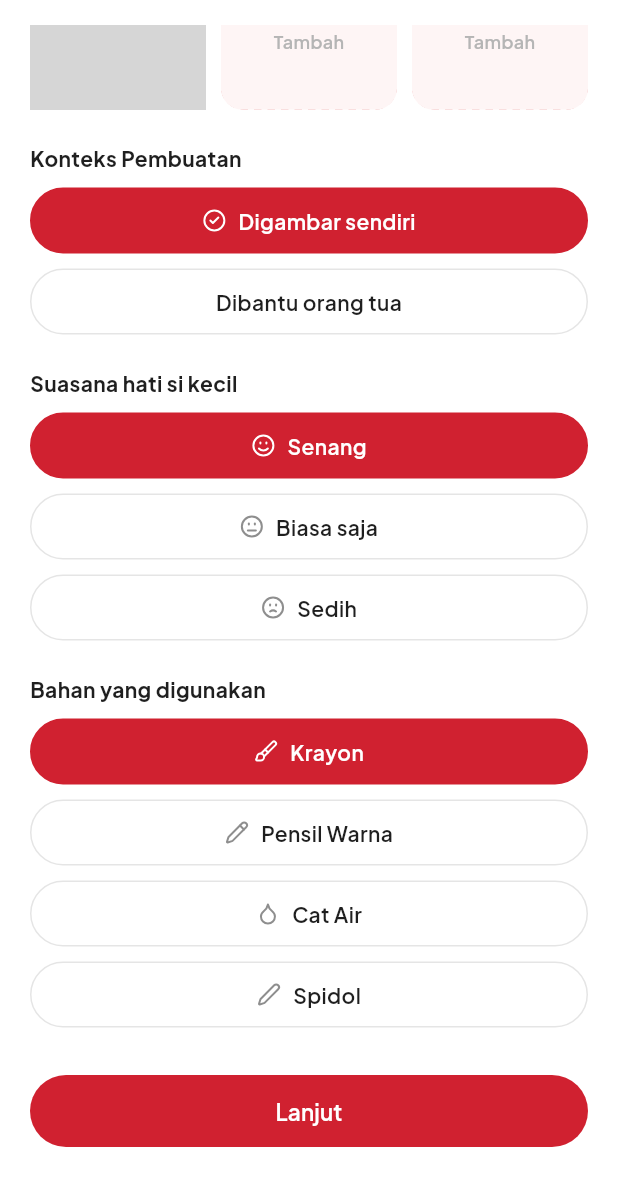
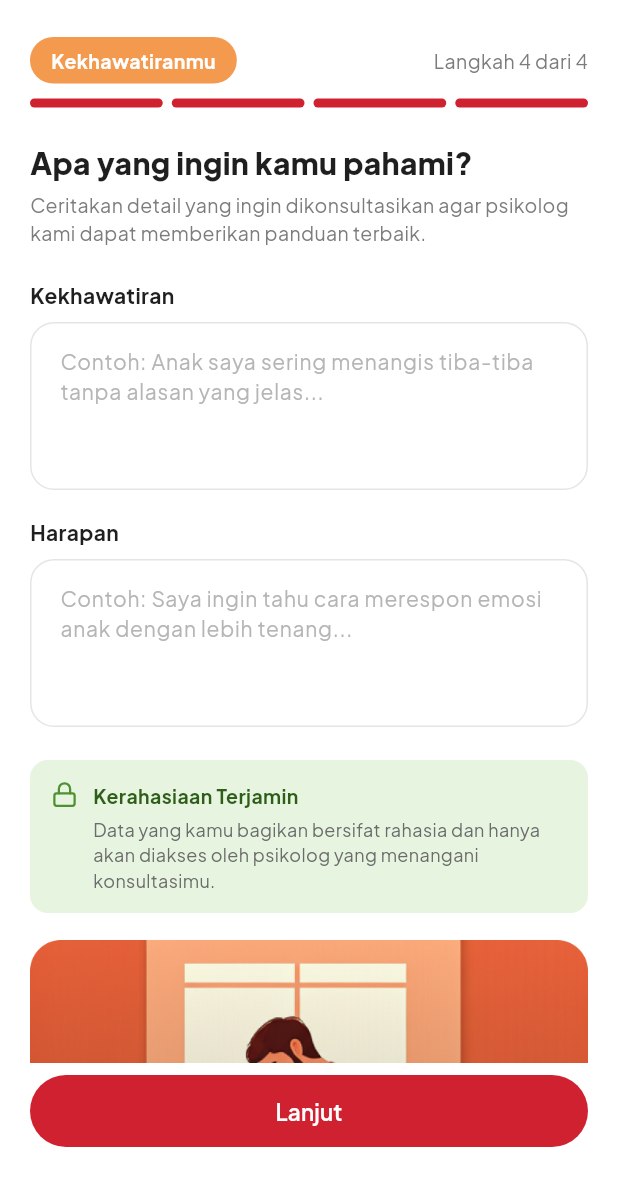
Before and after one commit to nadialvy/kello, a Flutter app: the ArtworkUploadPage screen opened directly, scrolled down 208 dp, after a tap on "Lanjut", on a phone screen of 412 x 824 dp, the part 59-1236 px from its top. Run offline on Flutter 3.47's test engine with Material 3 defaults, Android fonts, the phone set to English and light mode, and no system bars; our stand-ins replace lucide_icons_flutter; grey boxes are pictures that could not be loaded.

Commit message:
feat: step 4 of scribble soul

```diff
--- a/lib/features/scribble_soul/intake/artwork_upload_page.dart
+++ b/lib/features/scribble_soul/intake/artwork_upload_page.dart
@@ -3,6 +3,7 @@ import 'package:lucide_icons_flutter/lucide_icons.dart';
 
 import '../../../shared/theme/app_colors.dart';
 import '../../../shared/widgets/primary_button.dart';
+import 'concerns_page.dart';
 import 'widgets/icon_choice_pill.dart';
 import 'widgets/step_progress.dart';
 import 'widgets/upload_slot.dart';
@@ -189,7 +190,13 @@ class _ArtworkUploadPageState extends State<ArtworkUploadPage> {
               padding: const EdgeInsets.fromLTRB(20, 8, 20, 20),
               child: PrimaryButton(
                 label: 'Lanjut',
-                onPressed: () {},
+                onPressed: () {
+                  Navigator.of(context).push(
+                    MaterialPageRoute(
+                      builder: (_) => const ConcernsPage(),
+                    ),
+                  );
+                },
               ),
             ),
           ],
--- /dev/null
+++ b/lib/features/scribble_soul/intake/concerns_page.dart
@@ -0,0 +1,164 @@
+import 'package:flutter/material.dart';
+import 'package:lucide_icons_flutter/lucide_icons.dart';
+
+import '../../../shared/theme/app_colors.dart';
+import '../../../shared/widgets/primary_button.dart';
+import 'widgets/info_note.dart';
+import 'widgets/intake_text_field.dart';
+import 'widgets/step_progress.dart';
+
+class ConcernsPage extends StatefulWidget {
+  const ConcernsPage({super.key});
+
+  @override
+  State<ConcernsPage> createState() => _ConcernsPageState();
+}
+
+class _ConcernsPageState extends State<ConcernsPage> {
+  final TextEditingController _worryController = TextEditingController();
+  final TextEditingController _hopeController = TextEditingController();
+
+  @override
+  void dispose() {
+    _worryController.dispose();
+    _hopeController.dispose();
+    super.dispose();
+  }
+
+  @override
+  Widget build(BuildContext context) {
+    return Scaffold(
+      backgroundColor: Colors.white,
+      appBar: AppBar(
+        backgroundColor: Colors.white,
+        surfaceTintColor: Colors.white,
+        elevation: 0,
+        scrolledUnderElevation: 0,
+        leading: IconButton(
+          onPressed: () => Navigator.of(context).maybePop(),
+          icon: const Icon(LucideIcons.arrowLeft, color: AppColors.darkText),
+        ),
+        title: const Text(
+          'Data Si Kecil',
+          style: TextStyle(
+            fontSize: 18,
+            fontWeight: FontWeight.w700,
+            color: AppColors.darkText,
+          ),
+        ),
+        centerTitle: false,
+        titleSpacing: 0,
+      ),
+      body: SafeArea(
+        child: Column(
+          children: [
+            Expanded(
+              child: ListView(
+                padding: const EdgeInsets.fromLTRB(20, 8, 20, 24),
+                children: [
+                  const StepProgress(
+                    label: 'Kekhawatiranmu',
+                    currentStep: 4,
+                    totalSteps: 4,
+                  ),
+                  const SizedBox(height: 24),
+                  const Text(
+                    'Apa yang ingin kamu pahami?',
+                    style: TextStyle(
+                      fontSize: 20,
+                      fontWeight: FontWeight.w800,
+                      color: AppColors.darkText,
+                      height: 1.25,
+                    ),
+                  ),
+                  const SizedBox(height: 6),
+                  const Text(
+                    'Ceritakan detail yang ingin dikonsultasikan agar psikolog kami dapat memberikan panduan terbaik.',
+                    style: TextStyle(
+                      fontSize: 13,
+                      color: Color(0xFF7C7C7C),
+                      height: 1.45,
+                    ),
+                  ),
+                  const SizedBox(height: 22),
+                  const _FieldLabel('Kekhawatiran'),
+                  const SizedBox(height: 8),
+                  IntakeTextField(
+                    controller: _worryController,
+                    hintText:
+                        'Contoh: Anak saya sering menangis tiba-tiba tanpa alasan yang jelas...',
+                    minLines: 4,
+                    maxLines: 6,
+                  ),
+                  const SizedBox(height: 18),
+                  const _FieldLabel('Harapan'),
+                  const SizedBox(height: 8),
+                  IntakeTextField(
+                    controller: _hopeController,
+                    hintText:
+                        'Contoh: Saya ingin tahu cara merespon emosi anak dengan lebih tenang...',
+                    minLines: 4,
+                    maxLines: 6,
+                  ),
+                  const SizedBox(height: 22),
+                  const InfoNote(
+                    icon: LucideIcons.lock,
+                    title: 'Kerahasiaan Terjamin',
+                    text:
+                        'Data yang kamu bagikan bersifat rahasia dan hanya akan diakses oleh psikolog yang menangani konsultasimu.',
+                    backgroundColor: Color(0xFFE7F4E0),
+                    iconColor: Color(0xFF4F9132),
+                    titleColor: Color(0xFF2F5E1A),
+                  ),
+                  const SizedBox(height: 18),
+                  ClipRRect(
+                    borderRadius: BorderRadius.circular(16),
+                    child: AspectRatio(
+                      aspectRatio: 716 / 403,
+                      child: Image.asset(
+                        'assets/images/scribble-soul/step-4.png',
+                        fit: BoxFit.cover,
+                        errorBuilder: (_, _, _) => Container(
+                          color: const Color(0xFFE89149),
+                          alignment: Alignment.center,
+                          child: const Icon(
+                            LucideIcons.image,
+                            color: Color(0xFFCC8B5B),
+                          ),
+                        ),
+                      ),
+                    ),
+                  ),
+                ],
+              ),
+            ),
+            Padding(
+              padding: const EdgeInsets.fromLTRB(20, 8, 20, 20),
+              child: PrimaryButton(
+                label: 'Lanjut',
+                onPressed: () {},
+              ),
+            ),
+          ],
+        ),
+      ),
+    );
+  }
+}
+
+class _FieldLabel extends StatelessWidget {
+  const _FieldLabel(this.text);
+  final String text;
+
+  @override
+  Widget build(BuildContext context) {
+    return Text(
+      text,
+      style: const TextStyle(
+        fontSize: 14,
+        fontWeight: FontWeight.w700,
+        color: AppColors.darkText,
+      ),
+    );
+  }
+}
--- a/lib/features/scribble_soul/intake/widgets/info_note.dart
+++ b/lib/features/scribble_soul/intake/widgets/info_note.dart
@@ -3,26 +3,52 @@ import 'package:flutter/material.dart';
 import '../../../../shared/theme/app_colors.dart';
 
 class InfoNote extends StatelessWidget {
-  const InfoNote({super.key, required this.icon, required this.text});
+  const InfoNote({
+    super.key,
+    required this.icon,
+    required this.text,
+    this.title,
+    this.backgroundColor,
+    this.iconColor,
+    this.titleColor,
+  });
 
   final IconData icon;
   final String text;
+  final String? title;
+  final Color? backgroundColor;
+  final Color? iconColor;
+  final Color? titleColor;
 
   @override
   Widget build(BuildContext context) {
     return Container(
       padding: const EdgeInsets.all(14),
       decoration: BoxDecoration(
-        color: const Color(0xFFF3F3F3),
+        color: backgroundColor ?? const Color(0xFFF3F3F3),
         borderRadius: BorderRadius.circular(12),
       ),
       child: Row(
         crossAxisAlignment: CrossAxisAlignment.start,
         children: [
-          Icon(icon, size: 18, color: AppColors.mutedText),
+          Icon(icon, size: 18, color: iconColor ?? AppColors.mutedText),
           const SizedBox(width: 10),
           Expanded(
-            child: Text(
+            child: Column(
+              crossAxisAlignment: CrossAxisAlignment.start,
+              children: [
+                if (title != null) ...[
+                  Text(
+                    title!,
+                    style: TextStyle(
+                      fontSize: 13,
+                      fontWeight: FontWeight.w700,
+                      color: titleColor ?? AppColors.darkText,
+                    ),
+                  ),
+                  const SizedBox(height: 4),
+                ],
+                Text(
                   text,
                   style: const TextStyle(
                     fontSize: 12,
@@ -30,6 +56,8 @@ class InfoNote extends StatelessWidget {
                     color: Color(0xFF6B6B6B),
                   ),
                 ),
+              ],
+            ),
           ),
         ],
       ),
```
Also changed, not shown: assets/images/scribble-soul/step-4.png (added). Lines whose indentation alone changed are shown as unchanged.
